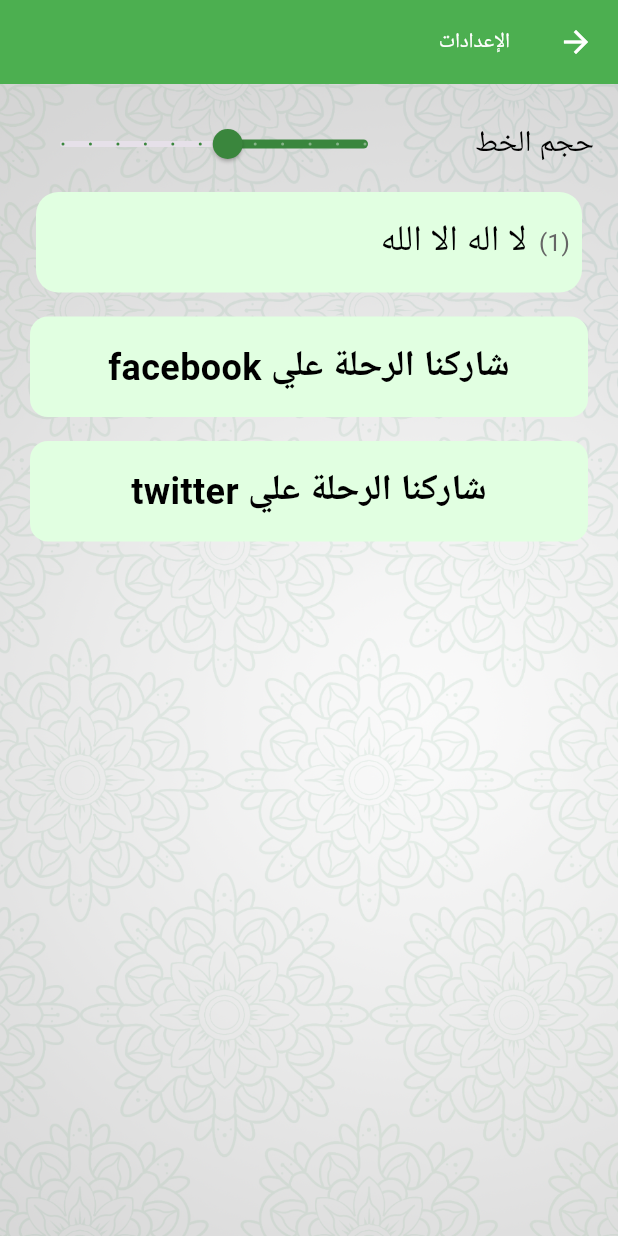
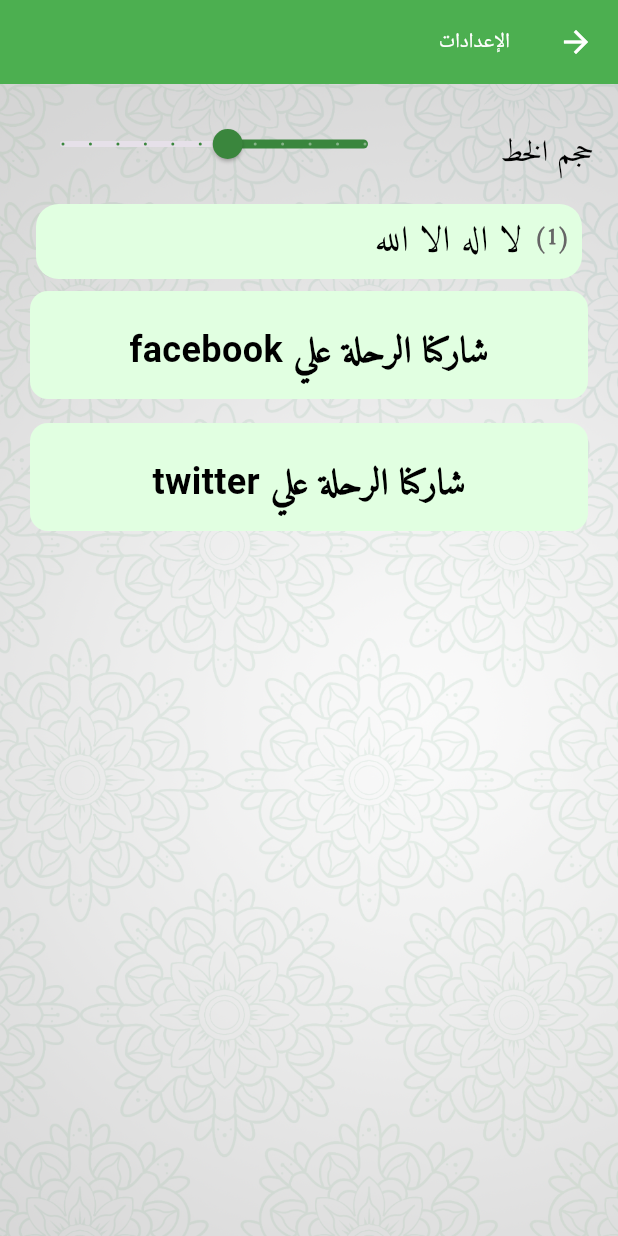
Before and after one commit to abo-elleef/award_flutter, a Flutter app: the screen it shows after launch, after a tap on the "settings" icon, on a phone screen of 412 x 824 dp. Run offline on Flutter 3.47's test engine with Material 3 defaults, Android fonts, the phone set to English and light mode, and no system bars; our stand-ins replace firebase_core, google_mobile_ads, in_app_review, shared_preferences; accounts and stored records are empty; network calls fail.

Commit message:
get amiri back

```diff
--- a/lib/main.dart
+++ b/lib/main.dart
@@ -47,7 +47,7 @@ class _MyAppState extends State<MyApp> {
   void _fetchUserPref() async {
     SharedPreferences prefs = await SharedPreferences.getInstance();
     String? languageCode = prefs.getString('language_code');
-    double? fontsize = prefs.getDouble('fontSize');
+    double? fontSize = prefs.getDouble('fontSize');
     if (languageCode != null) {
       if (!mounted) return;
       setState(() {
@@ -71,8 +71,7 @@ class _MyAppState extends State<MyApp> {
       title: 'أوراد البرهامية',
       locale: _locale,
       theme: ThemeData(
-        primarySwatch: Colors.blue,
-        primaryColor: Colors.blue,
+        fontFamily: 'Amiri',
         appBarTheme: AppBarTheme(
           iconTheme: IconThemeData(
           color: Colors.white, // Change the color here
--- a/lib/part_card.dart
+++ b/lib/part_card.dart
@@ -19,8 +19,8 @@ class PartCard extends StatelessWidget {
             // color: Color.fromRGBO(255, 255, 255, 0.8),
             color: Color(0xffe1ffe1),
             borderRadius: BorderRadius.all(Radius.circular(15.0))),
-        padding: const EdgeInsets.symmetric(vertical: 16.0, horizontal: 8.0),
-        margin: const EdgeInsets.symmetric(vertical: 8.0, horizontal: 8.0),
+        padding: const EdgeInsets.only(bottom: 16.0, right: 8.0, left: 8.0),
+        margin: const EdgeInsets.only(top: 16.0, bottom: 0.0, right: 8.0, left: 8.0),
         child: Column(
           children: <Widget>[
             Row(
@@ -32,6 +32,7 @@ class PartCard extends StatelessWidget {
                   "("+(index+ 1).toString() + ")" ,
                   style: TextStyle(
                     fontSize: fontSize/1.5,
+                    fontWeight: FontWeight.bold,
                     color: Color(0xff666666)
                   ),
                 ),
@@ -45,6 +46,7 @@ class PartCard extends StatelessWidget {
                     title,
                     style: TextStyle(
                       fontSize: fontSize,
+                      fontWeight: FontWeight.normal,
                       color: Color(textColor),
                     ),
                   ),
--- a/lib/settings.dart
+++ b/lib/settings.dart
@@ -49,14 +49,14 @@ class SettingsState extends State<Settings> {
   // Copied from main.dart
   String _getRewardedAdUnitId() {
     if (Platform.isAndroid) {
-      return 'ca-app-pub-3940256099942544/5224354917'; // Test
-      // return 'ca-app-pub-2772630944180636/7242266351'; // Award
+      // return 'ca-app-pub-3940256099942544/5224354917'; // Test
+      return 'ca-app-pub-2772630944180636/7242266351'; // Award
     } else if (Platform.isIOS) {
       return 'ca-app-pub-3940256099942544/1712485313'; // Test
     }
     // Fallback, should match one of the above based on your main.dart logic
-    return 'ca-app-pub-3940256099942544/5224354917'; // Test
-    // return 'ca-app-pub-2772630944180636/7242266351'; // Award
+    // return 'ca-app-pub-3940256099942544/5224354917'; // Test
+    return 'ca-app-pub-2772630944180636/7242266351'; // Award
   }
 
   // Copied from main.dart
--- a/pubspec.yaml
+++ b/pubspec.yaml
@@ -16,7 +16,7 @@ publish_to: 'none' # Remove this line if you wish to publish to pub.dev
 # https://developer.apple.com/library/archive/documentation/General/Reference/InfoPlistKeyReference/Articles/CoreFoundationKeys.html
 # In Windows, build-name is used as the major, minor, and patch parts
 # of the product and file versions while build-number is used as the build suffix.
-version: 1.8.15+67
+version: 2.0.0+70
 
 environment:
   sdk: ^3.8.1
```
Also changed, not shown: lib/details_screen.dart (+8 -8 lines), lib/werd_details_screen.dart (+8 -8 lines).
